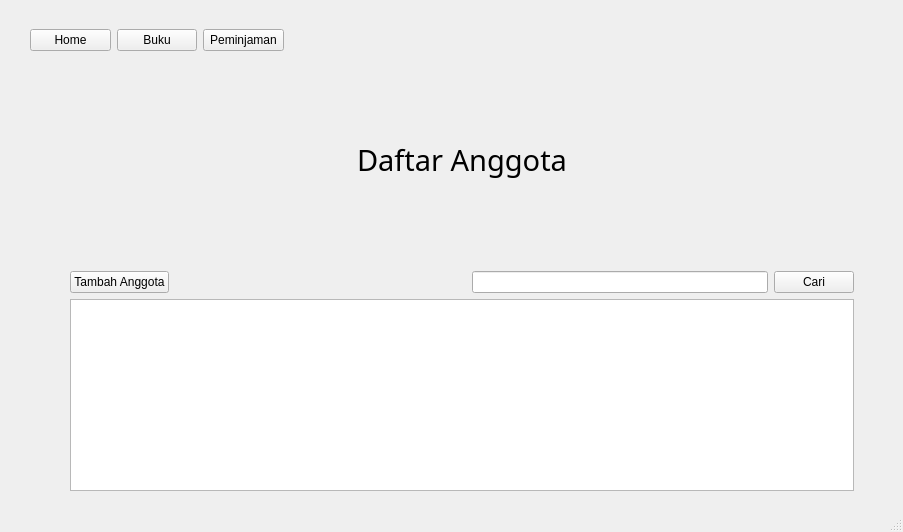
First picture: the form in anggota.ui, repository kyraa16/LibraryManagement, before the edit.
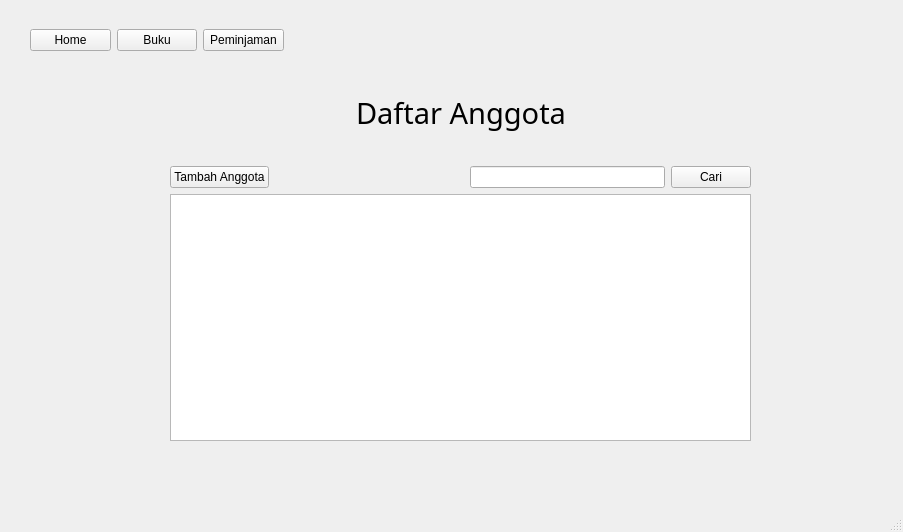
Second picture: the form after the edit.

Diff of the .ui file:
```diff
--- a/anggota.ui
+++ b/anggota.ui
@@ -50,13 +50,13 @@
    <widget class="QWidget" name="layoutWidget">
     <property name="geometry">
      <rect>
-      <x>70</x>
-      <y>80</y>
-      <width>784</width>
-      <height>411</height>
+      <x>170</x>
+      <y>90</y>
+      <width>581</width>
+      <height>351</height>
      </rect>
     </property>
-    <layout class="QVBoxLayout" name="verticalLayout" stretch="2,1,0">
+    <layout class="QVBoxLayout" name="verticalLayout" stretch="2,1,7">
      <item>
       <layout class="QHBoxLayout" name="horizontalLayout_2">
        <property name="bottomMargin">
```
Left out of the diff: 2 changed lines with no effect on the pictures.
